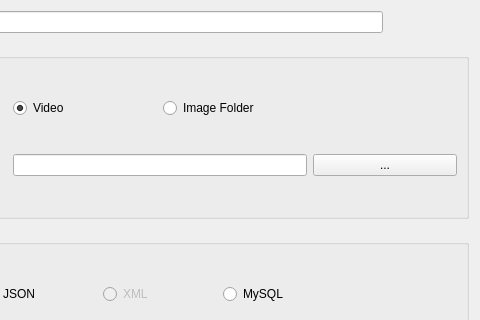
Qt form source/annotator/source/newprojectdialog.ui (annotatorproject/annotator) before a commit; both pictures show x 160 to 640 and y 0 to 320 of the 640 by 480 pixel window.
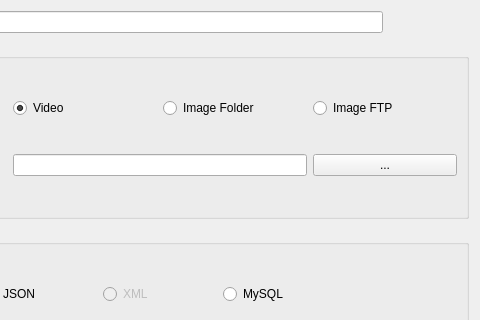
The same form after that commit.

Commit message: image ftp selectable in newprojectdialog

The edit to the form file:
```diff
--- a/source/annotator/source/newprojectdialog.ui
+++ b/source/annotator/source/newprojectdialog.ui
@@ -144,6 +144,13 @@
         </property>
        </widget>
       </item>
+      <item row="0" column="4">
+       <widget class="QRadioButton" name="imageFTPRadioButton">
+        <property name="text">
+         <string>Image FTP</string>
+        </property>
+       </widget>
+      </item>
      </layout>
     </widget>
    </item>
```
The commit also changes 5 other files.
